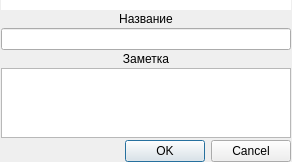
Meller008/CRM-Avi, file ui/templates ui/item_2.ui: the form before one commit.
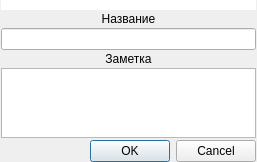
The form after the commit.

What changed in the file:
```diff
--- a/ui/templates ui/item_2.ui
+++ b/ui/templates ui/item_2.ui
@@ -6,7 +6,7 @@
    <rect>
     <x>0</x>
     <y>0</y>
-    <width>292</width>
+    <width>257</width>
     <height>160</height>
    </rect>
   </property>
```
